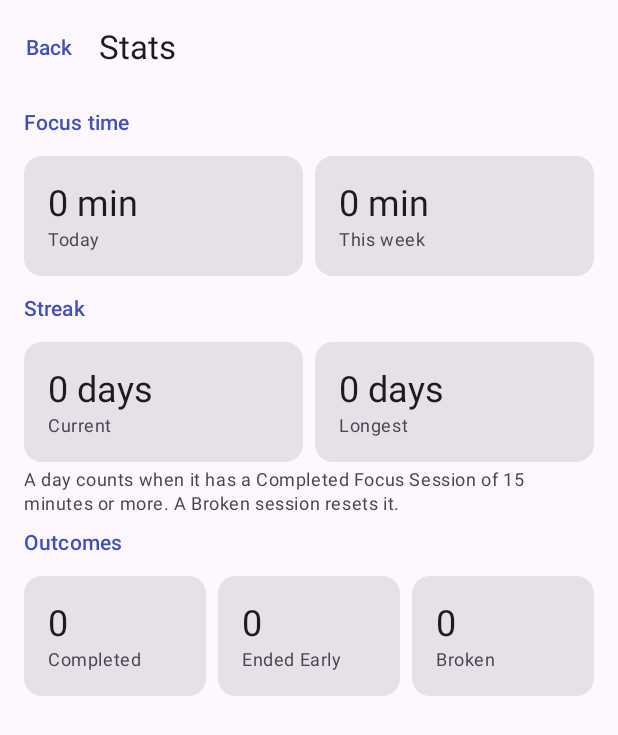
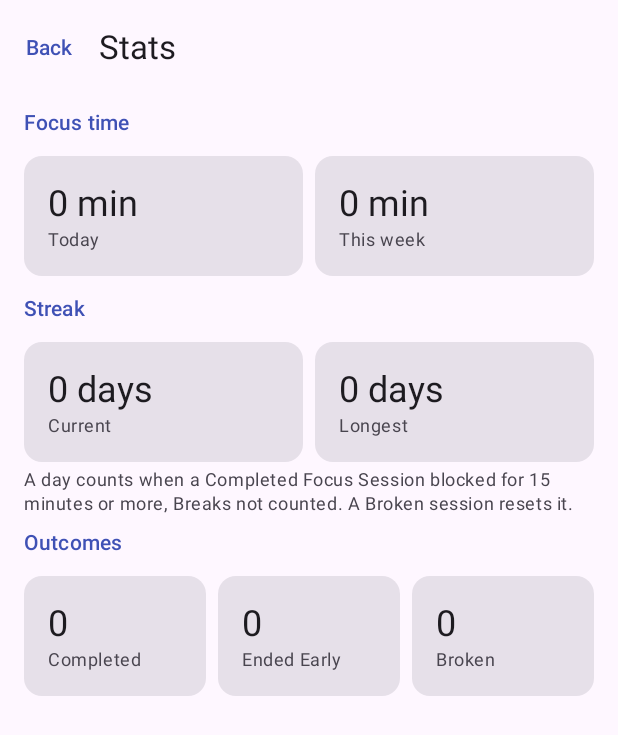
Before and after one commit to Fbada006/Focal, an Android app built with Jetpack Compose: the composable StatsScreen shown on its own in the app's theme, on a phone screen of 412 x 824 dp. Shown: the top 735 px of the screen. Run offline under Robolectric (Android 15) with nearby library versions, the phone set to English and light mode, and no system bars.

Commit message:
Spell out that Breaks don't count toward the Streak (T33)
Matches the rule decided in T32.

```diff
--- a/shared/ui/src/commonMain/kotlin/io/disruption/focal/ui/stats/StatsScreen.kt
+++ b/shared/ui/src/commonMain/kotlin/io/disruption/focal/ui/stats/StatsScreen.kt
@@ -36,7 +36,7 @@ fun StatsScreen(state: StatsState, onBack: () -> Unit) {
             SectionTitle("Streak")
             TileRow(Tile("Current", state.currentStreak), Tile("Longest", state.longestStreak))
             Text(
-                "A day counts when it has a Completed Focus Session of 15 minutes or more. A Broken session resets it.",
+                "A day counts when a Completed Focus Session blocked for 15 minutes or more, Breaks not counted. A Broken session resets it.",
                 style = MaterialTheme.typography.bodySmall,
                 color = MaterialTheme.colorScheme.onSurfaceVariant,
                 modifier = Modifier.padding(horizontal = 16.dp),
```
